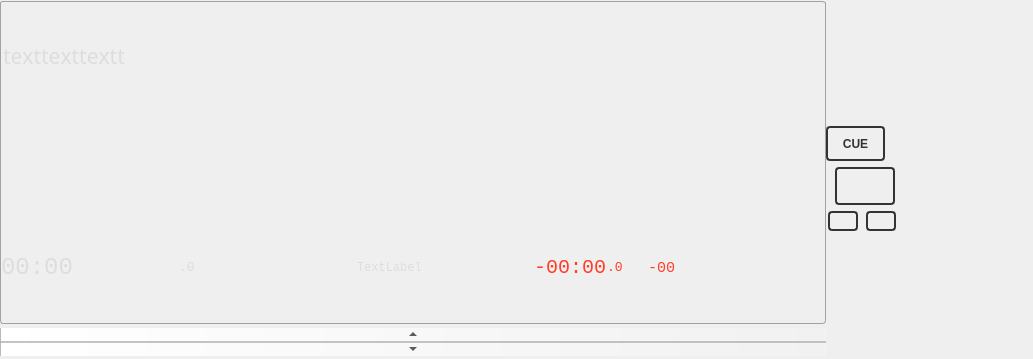
This is src/playerwidget.ui in knowthelist/knowthelist as Qt 5 draws it before an edit. The edited form follows.
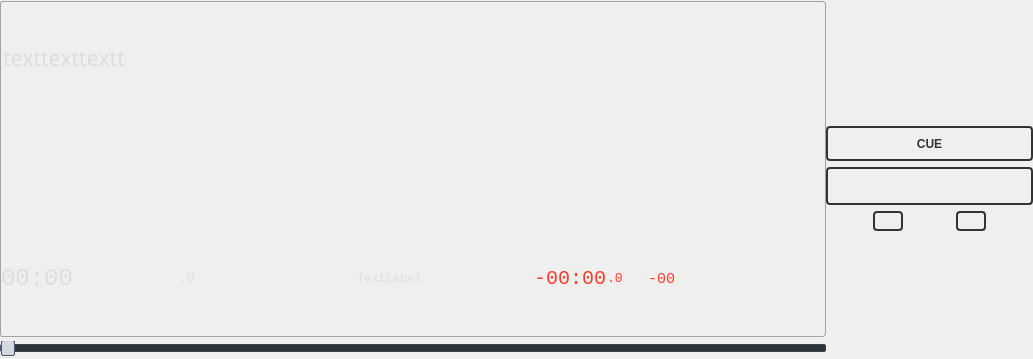
This is the edited form. Custom widgets are drawn as their Qt base class.

Commit message: feat: Adjust UI element positions and sizes for improved layout consistency

```diff
--- a/src/playerwidget.ui
+++ b/src/playerwidget.ui
@@ -85,60 +85,32 @@
  );
  color: black;
 }
-QScrollBar:horizontal {
-         border: 2px solid grey;
-          background: qlineargradient(
-   x1:0, y1:0, x2:0, y2:1,
-   stop:0.1 #505050,
-   stop:1 gray
- );
-         height: 15px;
-         margin: 0px 20px 0 20px;
+QSlider#sliPosition:horizontal {
+         background: transparent;
+         min-height: 14px;
      }
-     QScrollBar::handle:horizontal {
-                   background: qlineargradient(
-   x1:0, y1:0, x2:0, y2:1,
-   stop:0.1 white,
-   stop:1 gray
- );
-         min-width: 20px;
+QSlider#sliPosition::groove:horizontal {
+         height: 6px;
+         background: #1b1f27;
+         border: 1px solid #59636e;
+         border-radius: 2px;
      }
-     QScrollBar::add-line:horizontal {
-         border: 2px solid grey;
-                   background: qlineargradient(
-   x1:0, y1:0, x2:0, y2:1,
-   stop:0.1 #505050,
-   stop:1 black
- );
-         width: 20px;
-         subcontrol-position: right;
-         subcontrol-origin: margin;
+QSlider#sliPosition::sub-page:horizontal {
+         background: #7189a7;
+         border: 1px solid #4d6075;
+         border-radius: 2px;
      }
-
-     QScrollBar::sub-line:horizontal {
-         border: 2px solid grey;
-                   background: qlineargradient(
-   x1:0, y1:0, x2:0, y2:1,
-   stop:0.1 #505050,
-   stop:1 black
- );
-         width: 20px;
-         subcontrol-position: left;
-         subcontrol-origin: margin;
+QSlider#sliPosition::add-page:horizontal {
+         background: #2d333b;
+         border: 1px solid #3d444d;
+         border-radius: 2px;
      }
-QScrollBar:left-arrow:horizontal, QScrollBar::right-arrow:horizontal {
-         border: 2px solid grey;
-         width: 3px;
-         height: 3px;
-         background: white;
-     }
-
-     QScrollBar::add-page:horizontal, QScrollBar::sub-page:horizontal {
-       background: qlineargradient(
-     x1:0, y1:0, x2:0, y2:1,
-     stop:0.1 #303030,
-     stop:1 #141414
-   );
+QSlider#sliPosition::handle:horizontal {
+         width: 12px;
+         margin: -5px 0;
+         background: #d3d8de;
+         border: 1px solid #4d5966;
+         border-radius: 2px;
      }
 QFrame#fraDisplay{
  border: 1px solid #a2a2a2;
@@ -270,7 +242,7 @@
           <number>4</number>
          </property>
          <item row="1" column="0">
-          <widget class="QScrollBar" name="sliPosition">
+          <widget class="QSlider" name="sliPosition">
            <property name="sizePolicy">
             <sizepolicy hsizetype="Preferred" vsizetype="Fixed">
              <horstretch>0</horstretch>
@@ -282,9 +254,6 @@
              <pointsize>18</pointsize>
             </font>
            </property>
-           <property name="styleSheet">
-            <string notr="true"/>
-           </property>
            <property name="maximum">
             <number>1000</number>
            </property>
@@ -294,6 +263,9 @@
            <property name="invertedControls">
             <bool>false</bool>
            </property>
+           <property name="orientation">
+            <enum>Qt::Horizontal</enum>
+           </property>
           </widget>
          </item>
          <item row="0" column="0">
@@ -2983,7 +2955,7 @@
          <item>
           <widget class="QFrame" name="frame_6">
            <property name="sizePolicy">
-            <sizepolicy hsizetype="Fixed" vsizetype="Fixed">
+            <sizepolicy hsizetype="Expanding" vsizetype="Fixed">
              <horstretch>0</horstretch>
              <verstretch>0</verstretch>
             </sizepolicy>
@@ -3014,14 +2986,14 @@
              <widget class="QPushButton" name="butCue">
               <property name="minimumSize">
                <size>
-                <width>59</width>
+                <width>60</width>
                 <height>16</height>
                </size>
               </property>
               <property name="maximumSize">
                <size>
-                <width>59</width>
-                <height>35</height>
+                <width>16777215</width>
+                <height>38</height>
                </size>
               </property>
               <property name="font">
@@ -3049,7 +3021,7 @@
          <item>
           <widget class="QFrame" name="frame_5">
            <property name="sizePolicy">
-            <sizepolicy hsizetype="Fixed" vsizetype="Fixed">
+            <sizepolicy hsizetype="Expanding" vsizetype="Fixed">
              <horstretch>0</horstretch>
              <verstretch>0</verstretch>
             </sizepolicy>
@@ -3065,7 +3037,13 @@
            </property>
            <layout class="QHBoxLayout" name="horizontalLayout_3">
             <property name="spacing">
-             <number>6</number>
+             <number>0</number>
+            </property>
+            <property name="leftMargin">
+             <number>0</number>
+            </property>
+            <property name="rightMargin">
+             <number>0</number>
             </property>
             <property name="topMargin">
              <number>0</number>
@@ -3076,7 +3054,7 @@
             <item>
              <widget class="QPushButton" name="butPlay">
               <property name="sizePolicy">
-               <sizepolicy hsizetype="Minimum" vsizetype="Fixed">
+               <sizepolicy hsizetype="Expanding" vsizetype="Fixed">
                 <horstretch>1</horstretch>
                 <verstretch>1</verstretch>
                </sizepolicy>
@@ -3089,7 +3067,7 @@
               </property>
               <property name="maximumSize">
                <size>
-                <width>60</width>
+                <width>16777215</width>
                 <height>38</height>
                </size>
               </property>
@@ -3107,7 +3085,7 @@
          <item>
           <widget class="QFrame" name="frame_4">
            <property name="sizePolicy">
-            <sizepolicy hsizetype="Fixed" vsizetype="Fixed">
+            <sizepolicy hsizetype="Expanding" vsizetype="Fixed">
              <horstretch>0</horstretch>
              <verstretch>0</verstretch>
             </sizepolicy>
```
The commit also changes 4 other files.
